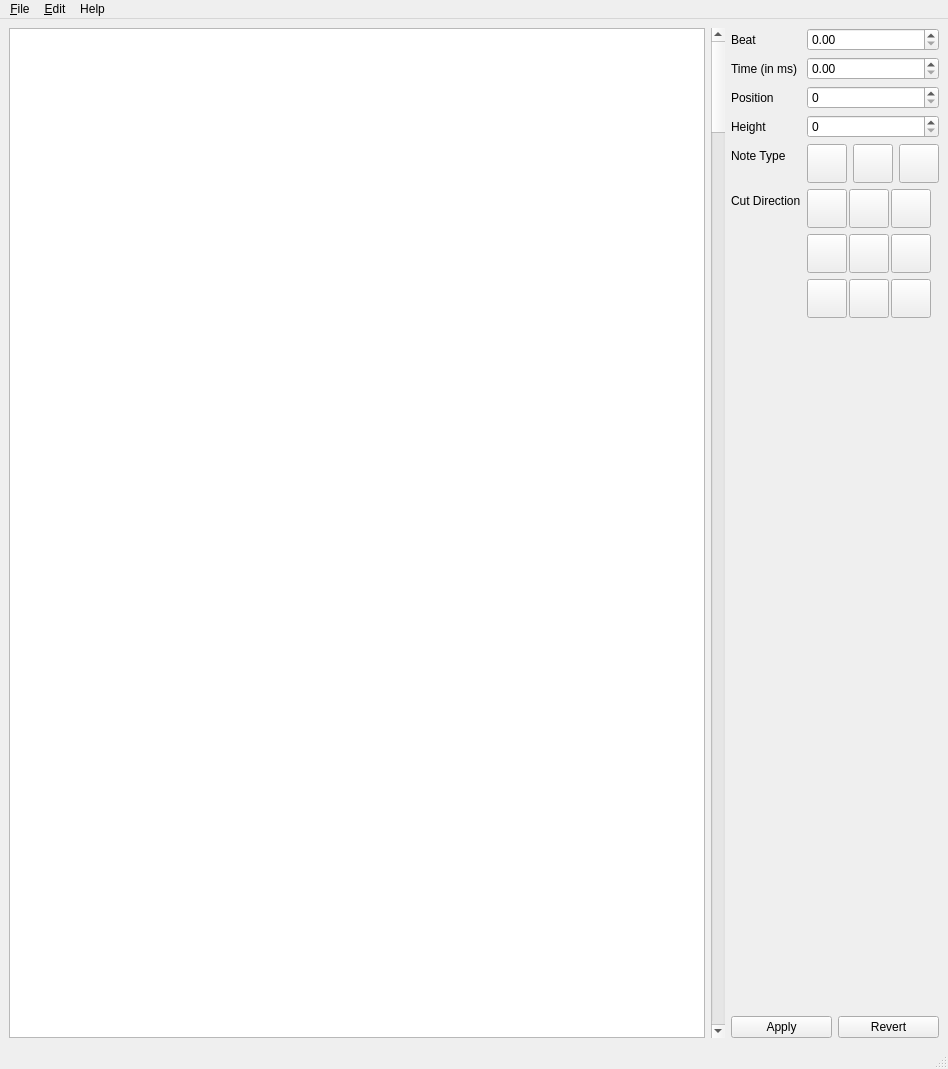
Before: the Qt Designer form qtDesignerFiles/mainWindow.ui in FuriousDCSL/Cyphus, drawn with Qt 5.
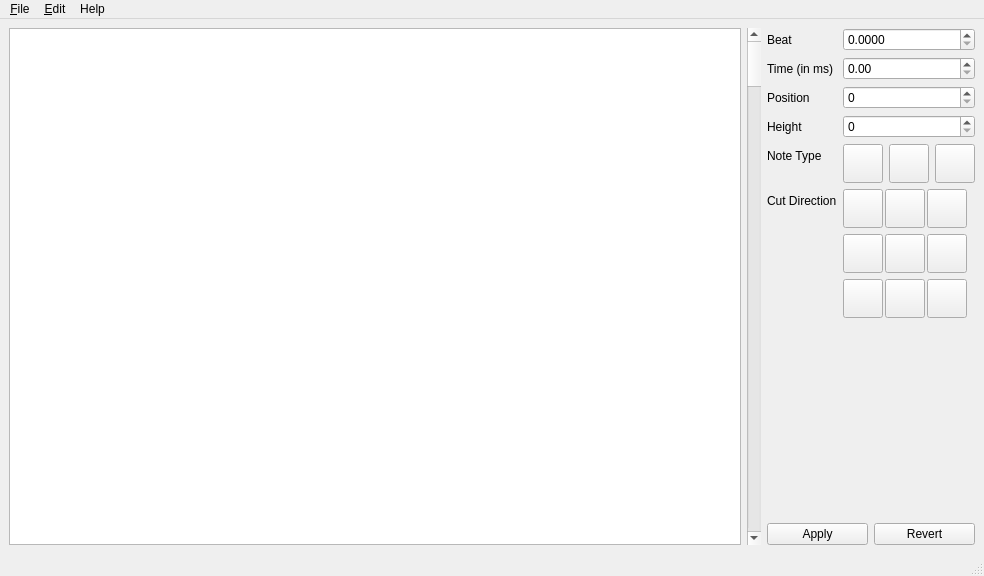
After: the same form once the commit is applied. Icons and pictures are not drawn.

Commit message: spin box limits changed

```diff
--- a/qtDesignerFiles/mainWindow.ui
+++ b/qtDesignerFiles/mainWindow.ui
@@ -6,8 +6,8 @@
    <rect>
     <x>0</x>
     <y>0</y>
-    <width>948</width>
-    <height>1069</height>
+    <width>984</width>
+    <height>576</height>
    </rect>
   </property>
   <property name="windowTitle">
@@ -57,7 +57,14 @@
          </widget>
         </item>
         <item row="0" column="1">
-         <widget class="QDoubleSpinBox" name="beatIn_3"/>
+         <widget class="QDoubleSpinBox" name="beatIn_3">
+          <property name="decimals">
+           <number>4</number>
+          </property>
+          <property name="maximum">
+           <double>2000000000.000000000000000</double>
+          </property>
+         </widget>
         </item>
         <item row="1" column="0">
          <widget class="QLabel" name="timeLabel_3">
@@ -67,7 +74,11 @@
          </widget>
         </item>
         <item row="1" column="1">
-         <widget class="QDoubleSpinBox" name="timeIn_3"/>
+         <widget class="QDoubleSpinBox" name="timeIn_3">
+          <property name="maximum">
+           <double>2000000000.000000000000000</double>
+          </property>
+         </widget>
         </item>
         <item row="2" column="0">
          <widget class="QLabel" name="noteIndexLabel_3">
@@ -77,7 +88,11 @@
          </widget>
         </item>
         <item row="2" column="1">
-         <widget class="QSpinBox" name="indexIn_3"/>
+         <widget class="QSpinBox" name="indexIn_3">
+          <property name="maximum">
+           <number>3</number>
+          </property>
+         </widget>
         </item>
         <item row="3" column="0">
          <widget class="QLabel" name="noteLayerLabel_3">
@@ -87,7 +102,11 @@
          </widget>
         </item>
         <item row="3" column="1">
-         <widget class="QSpinBox" name="layerIn_3"/>
+         <widget class="QSpinBox" name="layerIn_3">
+          <property name="maximum">
+           <number>2</number>
+          </property>
+         </widget>
         </item>
         <item row="4" column="0">
          <widget class="QLabel" name="noteTypeLabel_3">
@@ -389,7 +408,7 @@
     <rect>
      <x>0</x>
      <y>0</y>
-     <width>948</width>
+     <width>984</width>
      <height>21</height>
     </rect>
    </property>
```
